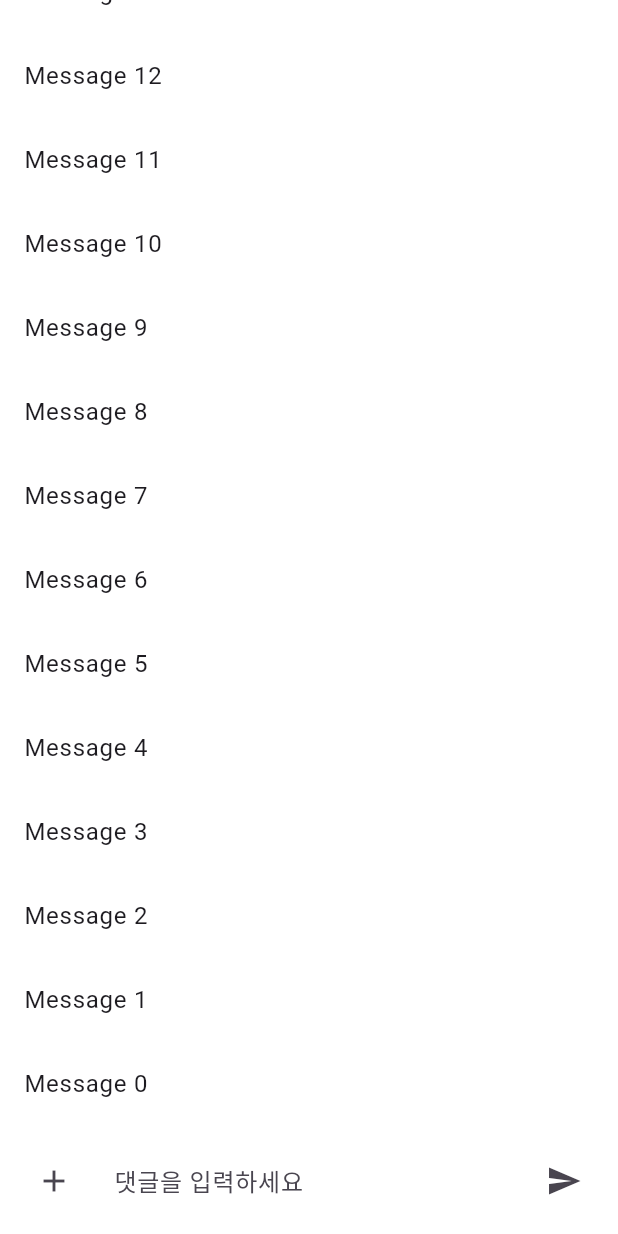
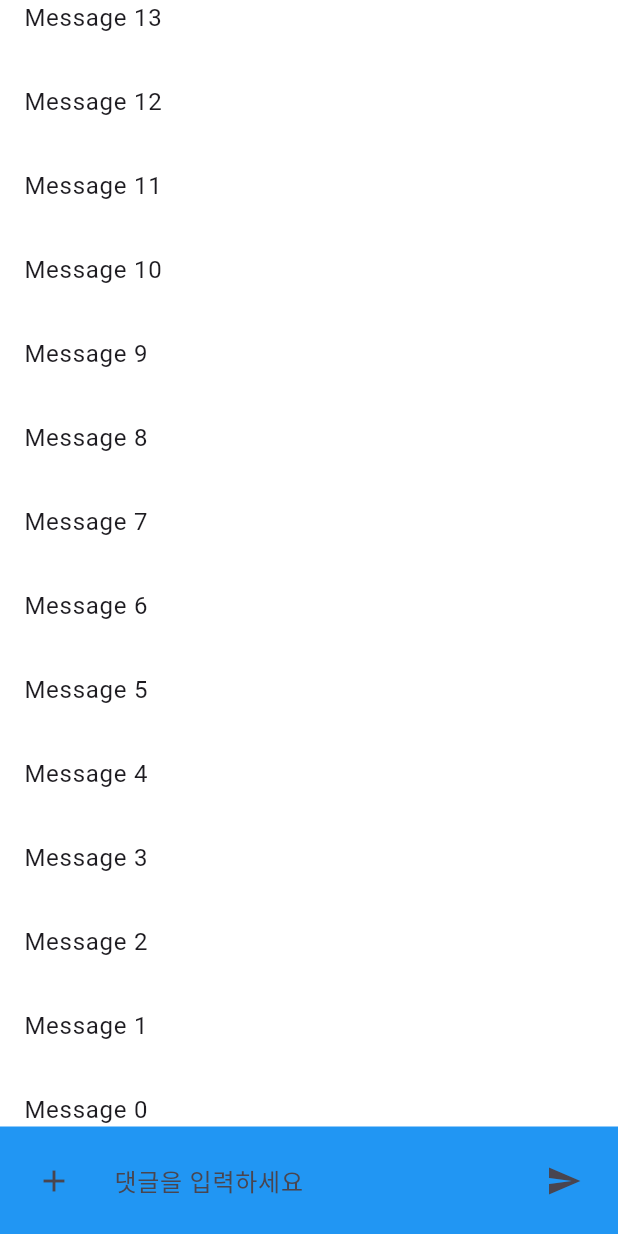
Before and after one commit to niw5924/flutter-playground, a Flutter app: the screen it shows after launch, on a phone screen of 412 x 824 dp. Run offline on Flutter 3.47's test engine with Material 3 defaults, Android fonts, the light colour scheme and no system bars; drawn by our look-alikes of sliding_up_panel; our stand-ins replace flutter_local_notifications, flutter_riverpod, go_router, image_picker, qr_flutter; missing offline and left inert: airbridge_flutter_sdk, flutter_web_auth_2, google_mlkit_face_detection, google_mlkit_text_recognition.

Commit message:
fix: 인풋바 색상

```diff
--- a/lib/comment_panel/comment_panel_screen.dart
+++ b/lib/comment_panel/comment_panel_screen.dart
@@ -1,3 +1,4 @@
+// lib/comment_panel/comment_panel_screen.dart
 import 'package:flutter/material.dart';
 import 'package:sliding_up_panel/sliding_up_panel.dart';
 import 'widgets/chat_input_bar.dart';
@@ -12,11 +13,21 @@ class CommentPanelScreen extends StatefulWidget {
 
 class _CommentPanelScreenState extends State<CommentPanelScreen> {
   final PanelController _panelCtrl = PanelController();
+  double _panelPos = 0.0; // 0.0 ~ 1.0
+
+  static const double _inputBarHeight = 56; // 인풋바 대략 높이(아이콘 포함)
 
   @override
   Widget build(BuildContext context) {
     final mq = MediaQuery.of(context);
-    final maxH = mq.size.height * 0.8;
+    final maxH = mq.size.height * 0.4;
+
+    // 패널 진행도에 따른 인풋 상승 높이
+    final double liftByPanel = _panelPos * maxH;
+
+    // 키보드 인셋과 패널 중 더 큰 값을 적용하면 충돌 없이 항상 위에 위치
+    final double kb = mq.viewInsets.bottom;
+    final double bottomLift = liftByPanel > kb ? liftByPanel : kb;
 
     return Scaffold(
       backgroundColor: Colors.white,
@@ -27,17 +38,29 @@ class _CommentPanelScreenState extends State<CommentPanelScreen> {
         backdropEnabled: true,
         panelSnapping: true,
         borderRadius: const BorderRadius.vertical(top: Radius.circular(16)),
-        body: Column(
+        onPanelSlide: (pos) => setState(() => _panelPos = pos),
+        body: Stack(
           children: [
-            Expanded(
+            // 메시지 리스트: 인풋이 올라간 만큼 하단 패딩 추가
+            Positioned.fill(
               child: ListView.builder(
                 reverse: true,
-                padding: EdgeInsets.only(top: mq.padding.top + 8),
+                padding: EdgeInsets.fromLTRB(
+                  0,
+                  mq.padding.top + 8,
+                  0,
+                  _inputBarHeight + bottomLift + mq.padding.bottom,
+                ),
                 itemCount: 40,
                 itemBuilder: (_, i) => ListTile(title: Text('Message $i')),
               ),
             ),
-            ChatInputBar(
+            // 인풋바: 패널/키보드만큼 함께 상승
+            Positioned(
+              left: 0,
+              right: 0,
+              bottom: bottomLift,
+              child: ChatInputBar(
                 onPlus: () {
                   if (_panelCtrl.isPanelOpen) {
                     _panelCtrl.close();
@@ -46,15 +69,17 @@ class _CommentPanelScreenState extends State<CommentPanelScreen> {
                   }
                 },
                 onSend: (text) {
-                // TODO: 메시지 전송 로직
+                  // TODO: 메시지 전송
                 },
+              ),
             ),
           ],
         ),
         panelBuilder: (sc) {
-          final kb = MediaQuery.of(context).viewInsets.bottom;
+          // 패널 내부는 기존 그대로
+          final kbPanel = MediaQuery.of(context).viewInsets.bottom;
           return Padding(
-            padding: EdgeInsets.only(bottom: kb),
+            padding: EdgeInsets.only(bottom: kbPanel),
             child: MediaGridPanel(
               scrollController: sc,
               onCancel: () => _panelCtrl.close(),
--- a/lib/comment_panel/widgets/chat_input_bar.dart
+++ b/lib/comment_panel/widgets/chat_input_bar.dart
@@ -15,10 +15,8 @@ class _ChatInputBarState extends State<ChatInputBar> {
 
   @override
   Widget build(BuildContext context) {
-    return SafeArea(
-      top: false,
-      child: Container(
-        color: Colors.white,
+    return Container(
+      color: Colors.blue,
       padding: const EdgeInsets.symmetric(horizontal: 12, vertical: 8),
       child: Row(
         children: [
@@ -40,7 +38,6 @@ class _ChatInputBarState extends State<ChatInputBar> {
           ),
         ],
       ),
-      ),
     );
   }
 }
--- a/lib/comment_panel/widgets/media_grid_panel.dart
+++ b/lib/comment_panel/widgets/media_grid_panel.dart
@@ -47,15 +47,10 @@ class MediaGridPanel extends StatelessWidget {
                   ),
             ),
           ),
-          SafeArea(
-            top: false,
-            child: Row(
+          Row(
             children: [
               Expanded(
-                  child: TextButton(
-                    onPressed: onCancel,
-                    child: const Text('취소'),
-                  ),
+                child: TextButton(onPressed: onCancel, child: const Text('취소')),
               ),
               Expanded(
                 child: ElevatedButton(
@@ -65,7 +60,6 @@ class MediaGridPanel extends StatelessWidget {
               ),
             ],
           ),
-          ),
         ],
       ),
     );
```
Lines whose indentation alone changed are shown as unchanged.
